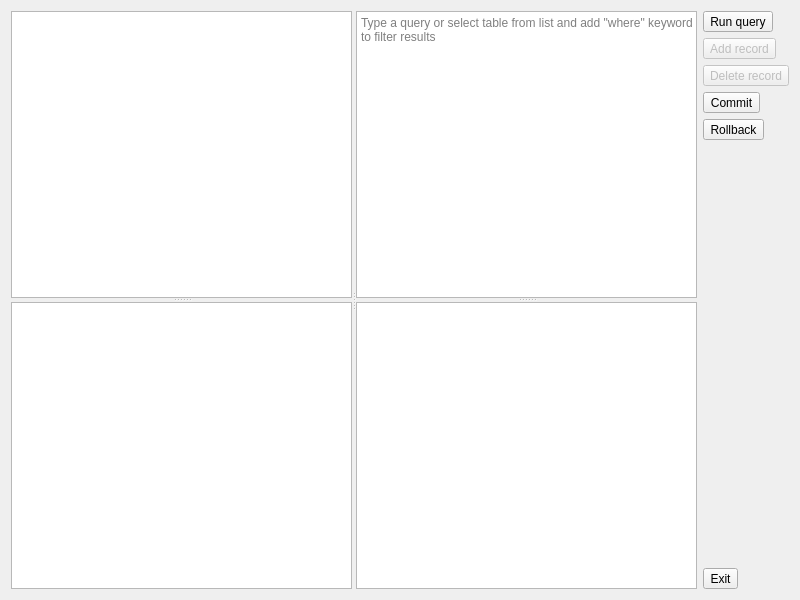
Qt form sqleditordialog.ui (Kuszki/EW-Database) before a commit.
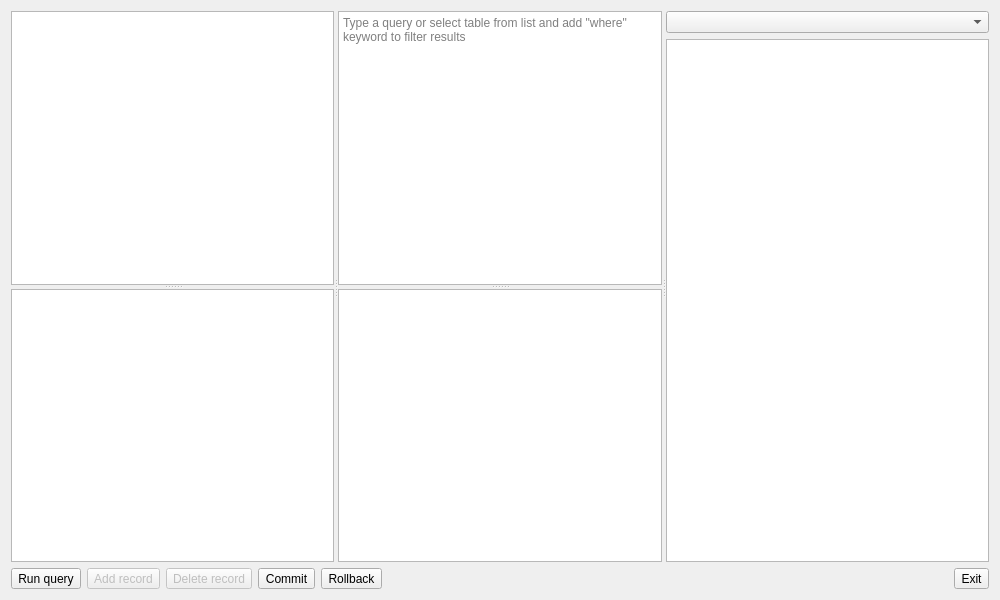
The same form after that commit. Icons and pictures are not drawn.

Patch:
```diff
--- a/sqleditordialog.ui
+++ b/sqleditordialog.ui
@@ -6,7 +6,7 @@
    <rect>
     <x>0</x>
     <y>0</y>
-    <width>800</width>
+    <width>1000</width>
     <height>600</height>
    </rect>
   </property>
@@ -18,34 +18,7 @@
     <normaloff>.</normaloff>.</iconset>
   </property>
   <layout class="QGridLayout" name="gridLayout">
-   <item row="1" column="1">
-    <widget class="QToolButton" name="addButton">
-     <property name="enabled">
-      <bool>false</bool>
-     </property>
-     <property name="text">
-      <string>Add record</string>
-     </property>
-     <property name="icon">
-      <iconset theme="list-add">
-       <normaloff>.</normaloff>.</iconset>
-     </property>
-    </widget>
-   </item>
-   <item row="5" column="1">
-    <spacer name="verticalSpacer">
-     <property name="orientation">
-      <enum>Qt::Vertical</enum>
-     </property>
-     <property name="sizeHint" stdset="0">
-      <size>
-       <width>20</width>
-       <height>337</height>
-      </size>
-     </property>
-    </spacer>
-   </item>
-   <item row="0" column="0" rowspan="7">
+   <item row="0" column="0" colspan="7">
     <widget class="QSplitter" name="splitter">
      <property name="orientation">
       <enum>Qt::Horizontal</enum>
@@ -107,9 +80,23 @@
        </attribute>
       </widget>
      </widget>
+     <widget class="QWidget" name="verticalLayoutWidget">
+      <layout class="QVBoxLayout" name="verticalLayout">
+       <item>
+        <widget class="QComboBox" name="helperCombo"/>
+       </item>
+       <item>
+        <widget class="QListView" name="helperView">
+         <property name="editTriggers">
+          <set>QAbstractItemView::NoEditTriggers</set>
+         </property>
+        </widget>
+       </item>
+      </layout>
+     </widget>
     </widget>
    </item>
-   <item row="0" column="1">
+   <item row="1" column="0">
     <widget class="QToolButton" name="runButton">
      <property name="text">
       <string>Run query</string>
@@ -120,7 +107,21 @@
      </property>
     </widget>
    </item>
-   <item row="2" column="1">
+   <item row="1" column="1">
+    <widget class="QToolButton" name="addButton">
+     <property name="enabled">
+      <bool>false</bool>
+     </property>
+     <property name="text">
+      <string>Add record</string>
+     </property>
+     <property name="icon">
+      <iconset theme="list-add">
+       <normaloff>.</normaloff>.</iconset>
+     </property>
+    </widget>
+   </item>
+   <item row="1" column="2">
     <widget class="QToolButton" name="delButton">
      <property name="enabled">
       <bool>false</bool>
@@ -134,18 +135,7 @@
      </property>
     </widget>
    </item>
-   <item row="6" column="1">
-    <widget class="QToolButton" name="exitButton">
-     <property name="text">
-      <string>Exit</string>
-     </property>
-     <property name="icon">
-      <iconset theme="application-exit">
-       <normaloff>.</normaloff>.</iconset>
-     </property>
-    </widget>
-   </item>
-   <item row="3" column="1">
+   <item row="1" column="3">
     <widget class="QToolButton" name="saveButton">
      <property name="text">
       <string>Commit</string>
@@ -156,7 +146,7 @@
      </property>
     </widget>
    </item>
-   <item row="4" column="1">
+   <item row="1" column="4">
     <widget class="QToolButton" name="undoButton">
      <property name="text">
       <string>Rollback</string>
@@ -167,6 +157,20 @@
      </property>
     </widget>
    </item>
+   <item row="1" column="5">
+    <widget class="QLabel" name="helperLabel"/>
+   </item>
+   <item row="1" column="6">
+    <widget class="QToolButton" name="exitButton">
+     <property name="text">
+      <string>Exit</string>
+     </property>
+     <property name="icon">
+      <iconset theme="application-exit">
+       <normaloff>.</normaloff>.</iconset>
+     </property>
+    </widget>
+   </item>
   </layout>
  </widget>
  <resources/>
```
Left out of the diff: 14 changed lines with no effect on the pictures.
